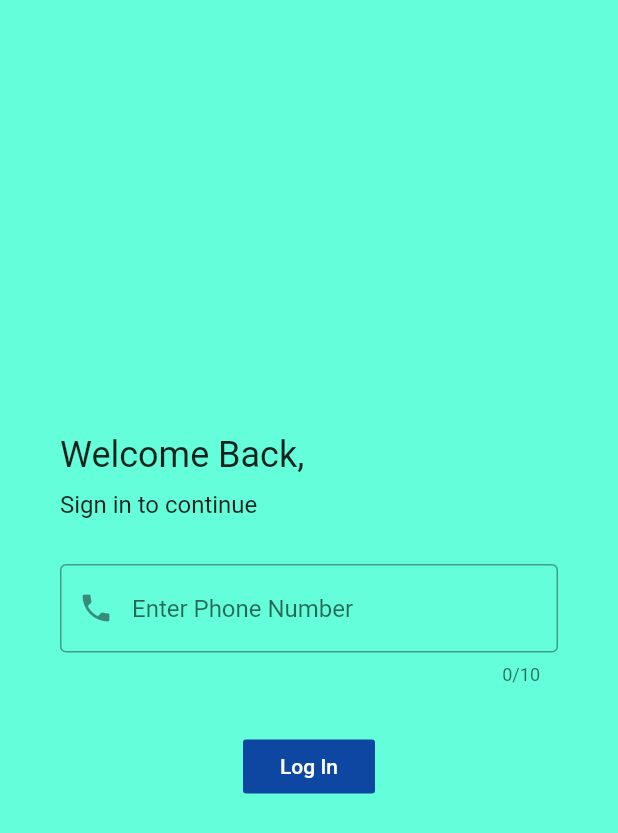
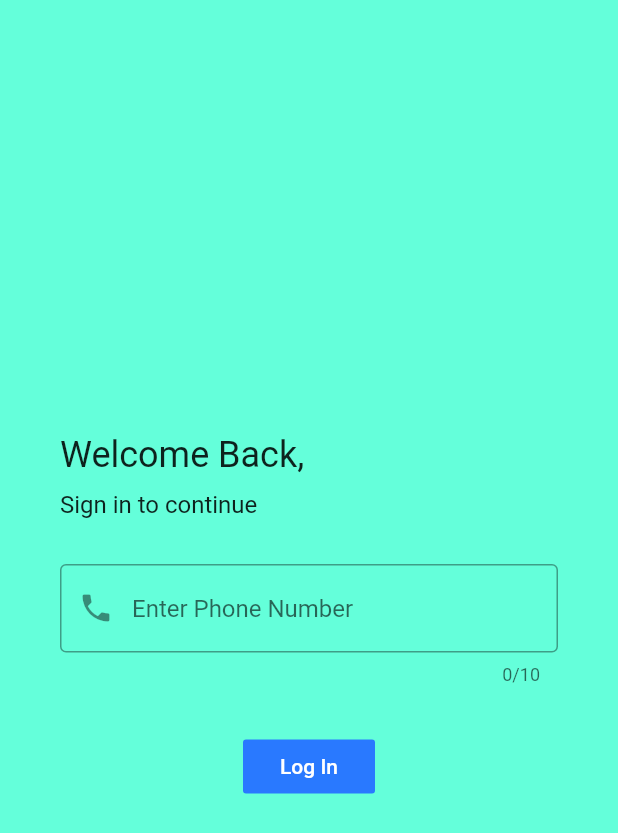
Before and after one commit to KhangLama/SWP409, a Flutter app: the screen it shows after launch, on a phone screen of 412 x 824 dp. Shown: the top 833 px of the screen. Run offline on Flutter 3.47's test engine with Material 2 defaults, Android fonts, the light colour scheme and no system bars.

Commit message:
đổi màu btncolor

```diff
--- a/lib/main.dart
+++ b/lib/main.dart
@@ -5,4 +5,4 @@ void main() {
 }
 
 Color backgroundColor = Colors.tealAccent;
-Color buttonColor = Colors.blue[900];
+Color buttonColor = Colors.blueAccent[400];
```
